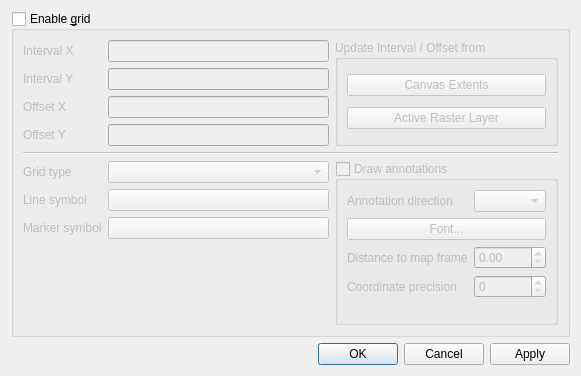
Before: the Qt Designer form src/ui/qgsdecorationgriddialog.ui in kadas-albireo/kadas-albireo, drawn with Qt 5.
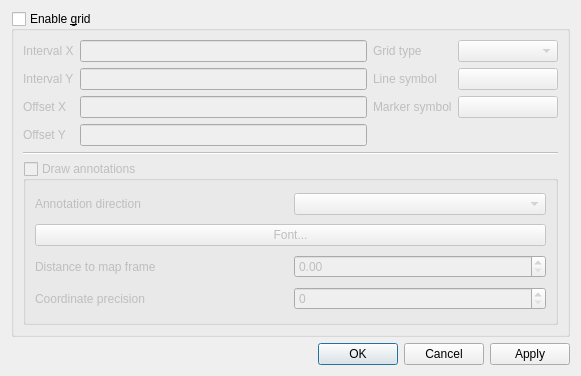
After: the same form once the commit is applied.

Commit message: Remove update interval buttons from grid dialog

What changed in the file:
```diff
--- a/src/ui/qgsdecorationgriddialog.ui
+++ b/src/ui/qgsdecorationgriddialog.ui
@@ -29,65 +29,7 @@
       <bool>false</bool>
      </property>
      <layout class="QGridLayout" name="gridLayout_4">
-      <item row="2" column="0">
-       <widget class="QLabel" name="mOffsetXLabel">
-        <property name="text">
-         <string>Offset X</string>
-        </property>
-        <property name="wordWrap">
-         <bool>true</bool>
-        </property>
-       </widget>
-      </item>
-      <item row="6" column="1">
-       <widget class="QComboBox" name="mGridTypeComboBox">
-        <property name="sizePolicy">
-         <sizepolicy hsizetype="Minimum" vsizetype="Fixed">
-          <horstretch>0</horstretch>
-          <verstretch>0</verstretch>
-         </sizepolicy>
-        </property>
-        <property name="minimumSize">
-         <size>
-          <width>100</width>
-          <height>0</height>
-         </size>
-        </property>
-       </widget>
-      </item>
-      <item row="8" column="0">
-       <widget class="QLabel" name="mMarkerSymbolLabel">
-        <property name="text">
-         <string>Marker symbol</string>
-        </property>
-       </widget>
-      </item>
-      <item row="7" column="1">
-       <widget class="QPushButton" name="mLineSymbolButton">
-        <property name="enabled">
-         <bool>false</bool>
-        </property>
-        <property name="sizePolicy">
-         <sizepolicy hsizetype="Minimum" vsizetype="Preferred">
-          <horstretch>0</horstretch>
-          <verstretch>0</verstretch>
-         </sizepolicy>
-        </property>
-        <property name="minimumSize">
-         <size>
-          <width>100</width>
-          <height>0</height>
-         </size>
-        </property>
-        <property name="text">
-         <string/>
-        </property>
-       </widget>
-      </item>
-      <item row="0" column="1">
-       <widget class="QLineEdit" name="mIntervalXEdit"/>
-      </item>
-      <item row="7" column="0">
+      <item row="1" column="2">
        <widget class="QLabel" name="mLineSymbolLabel">
         <property name="text">
          <string>Line symbol</string>
@@ -97,72 +39,17 @@
         </property>
        </widget>
       </item>
-      <item row="1" column="0">
-       <widget class="QLabel" name="mIntervalYLabel">
-        <property name="text">
-         <string>Interval Y</string>
-        </property>
-        <property name="wordWrap">
-         <bool>true</bool>
-        </property>
-       </widget>
+      <item row="3" column="1">
+       <widget class="QLineEdit" name="mOffsetYEdit"/>
       </item>
-      <item row="9" column="1">
-       <spacer name="verticalSpacer">
-        <property name="orientation">
-         <enum>Qt::Vertical</enum>
-        </property>
-        <property name="sizeHint" stdset="0">
-         <size>
-          <width>20</width>
-          <height>40</height>
-         </size>
-        </property>
-       </spacer>
-      </item>
-      <item row="5" column="0" colspan="4">
-       <widget class="Line" name="line">
-        <property name="orientation">
-         <enum>Qt::Horizontal</enum>
-        </property>
-       </widget>
-      </item>
-      <item row="2" column="1">
-       <widget class="QLineEdit" name="mOffsetXEdit"/>
-      </item>
-      <item row="8" column="1">
-       <widget class="QPushButton" name="mMarkerSymbolButton">
-        <property name="enabled">
-         <bool>false</bool>
-        </property>
-        <property name="sizePolicy">
-         <sizepolicy hsizetype="Minimum" vsizetype="Preferred">
-          <horstretch>0</horstretch>
-          <verstretch>0</verstretch>
-         </sizepolicy>
-        </property>
-        <property name="minimumSize">
-         <size>
-          <width>100</width>
-          <height>0</height>
-         </size>
-        </property>
+      <item row="2" column="2">
+       <widget class="QLabel" name="mMarkerSymbolLabel">
         <property name="text">
-         <string/>
+         <string>Marker symbol</string>
         </property>
        </widget>
       </item>
-      <item row="0" column="0">
-       <widget class="QLabel" name="mIntervalXLabel">
-        <property name="text">
-         <string>Interval X</string>
-        </property>
-        <property name="wordWrap">
-         <bool>true</bool>
-        </property>
-       </widget>
-      </item>
-      <item row="6" column="0">
+      <item row="0" column="2">
        <widget class="QLabel" name="mGridTypeLabel">
         <property name="accessibleName">
          <string extracomment="Hello translotor"/>
@@ -175,7 +62,7 @@
         </property>
        </widget>
       </item>
-      <item row="6" column="2" rowspan="5" colspan="2">
+      <item row="6" column="0" rowspan="5" colspan="4">
        <widget class="QGroupBox" name="mDrawAnnotationCheckBox">
         <property name="title">
          <string>Draw annotations</string>
@@ -193,10 +80,27 @@
          <property name="sizeConstraint">
           <enum>QLayout::SetMinimumSize</enum>
          </property>
-         <item row="0" column="1">
+         <item row="1" column="1" colspan="2">
+          <widget class="QPushButton" name="mAnnotationFontButton">
+           <property name="text">
+            <string>Font...</string>
+           </property>
+          </widget>
+         </item>
+         <item row="3" column="2">
+          <widget class="QSpinBox" name="mCoordinatePrecisionSpinBox"/>
+         </item>
+         <item row="2" column="1">
+          <widget class="QLabel" name="mDistanceToFrameLabel">
+           <property name="text">
+            <string>Distance to map frame</string>
+           </property>
+          </widget>
+         </item>
+         <item row="0" column="2">
           <widget class="QComboBox" name="mAnnotationDirectionComboBox"/>
          </item>
-         <item row="0" column="0">
+         <item row="0" column="1">
           <widget class="QLabel" name="mAnnotationDirectionLabel">
            <property name="frameShape">
             <enum>QFrame::NoFrame</enum>
@@ -206,52 +110,51 @@
            </property>
           </widget>
          </item>
-         <item row="2" column="0">
-          <widget class="QLabel" name="mDistanceToFrameLabel">
-           <property name="text">
-            <string>Distance to map frame</string>
-           </property>
-          </widget>
+         <item row="2" column="2">
+          <widget class="QDoubleSpinBox" name="mDistanceToMapFrameSpinBox"/>
          </item>
          <item row="3" column="1">
-          <widget class="QSpinBox" name="mCoordinatePrecisionSpinBox"/>
-         </item>
-         <item row="3" column="0">
           <widget class="QLabel" name="mCoordinatePrecisionLabel">
            <property name="text">
             <string>Coordinate precision</string>
            </property>
           </widget>
          </item>
-         <item row="2" column="1">
-          <widget class="QDoubleSpinBox" name="mDistanceToMapFrameSpinBox"/>
-         </item>
-         <item row="1" column="0" colspan="2">
-          <widget class="QPushButton" name="mAnnotationFontButton">
-           <property name="text">
-            <string>Font...</string>
-           </property>
-          </widget>
-         </item>
-         <item row="4" column="0" colspan="2">
-          <spacer name="verticalSpacer_2">
-           <property name="orientation">
-            <enum>Qt::Vertical</enum>
-           </property>
-           <property name="sizeHint" stdset="0">
-            <size>
-             <width>20</width>
-             <height>40</height>
-            </size>
-           </property>
-          </spacer>
-         </item>
         </layout>
        </widget>
       </item>
       <item row="1" column="1">
        <widget class="QLineEdit" name="mIntervalYEdit"/>
       </item>
+      <item row="2" column="1">
+       <widget class="QLineEdit" name="mOffsetXEdit"/>
+      </item>
+      <item row="0" column="3">
+       <widget class="QComboBox" name="mGridTypeComboBox">
+        <property name="sizePolicy">
+         <sizepolicy hsizetype="Minimum" vsizetype="Fixed">
+          <horstretch>0</horstretch>
+          <verstretch>0</verstretch>
+         </sizepolicy>
+        </property>
+        <property name="minimumSize">
+         <size>
+          <width>100</width>
+          <height>0</height>
+         </size>
+        </property>
+       </widget>
+      </item>
+      <item row="2" column="0">
+       <widget class="QLabel" name="mOffsetXLabel">
+        <property name="text">
+         <string>Offset X</string>
+        </property>
+        <property name="wordWrap">
+         <bool>true</bool>
+        </property>
+       </widget>
+      </item>
       <item row="3" column="0">
        <widget class="QLabel" name="mOffsetYLabel">
         <property name="text">
@@ -262,30 +165,78 @@
         </property>
        </widget>
       </item>
-      <item row="3" column="1">
-       <widget class="QLineEdit" name="mOffsetYEdit"/>
+      <item row="0" column="1">
+       <widget class="QLineEdit" name="mIntervalXEdit"/>
       </item>
-      <item row="0" column="2" rowspan="4" colspan="2">
-       <widget class="QGroupBox" name="groupBox">
-        <property name="title">
-         <string>Update Interval / Offset from</string>
+      <item row="2" column="3">
+       <widget class="QPushButton" name="mMarkerSymbolButton">
+        <property name="enabled">
+         <bool>false</bool>
         </property>
-        <layout class="QGridLayout" name="gridLayout_2">
-         <item row="0" column="0">
-          <widget class="QPushButton" name="mPbtnUpdateFromExtents">
-           <property name="text">
-            <string>Canvas Extents</string>
-           </property>
-          </widget>
-         </item>
-         <item row="1" column="0">
-          <widget class="QPushButton" name="mPbtnUpdateFromLayer">
-           <property name="text">
-            <string>Active Raster Layer</string>
-           </property>
-          </widget>
-         </item>
-        </layout>
+        <property name="sizePolicy">
+         <sizepolicy hsizetype="Minimum" vsizetype="Preferred">
+          <horstretch>0</horstretch>
+          <verstretch>0</verstretch>
+         </sizepolicy>
+        </property>
+        <property name="minimumSize">
+         <size>
+          <width>100</width>
+          <height>0</height>
+         </size>
+        </property>
+        <property name="text">
+         <string/>
+        </property>
+       </widget>
+      </item>
+      <item row="1" column="0">
+       <widget class="QLabel" name="mIntervalYLabel">
+        <property name="text">
+         <string>Interval Y</string>
+        </property>
+        <property name="wordWrap">
+         <bool>true</bool>
+        </property>
+       </widget>
+      </item>
+      <item row="0" column="0">
+       <widget class="QLabel" name="mIntervalXLabel">
+        <property name="text">
+         <string>Interval X</string>
+        </property>
+        <property name="wordWrap">
+         <bool>true</bool>
+        </property>
+       </widget>
+      </item>
+      <item row="5" column="0" colspan="4">
+       <widget class="Line" name="line">
+        <property name="orientation">
+         <enum>Qt::Horizontal</enum>
+        </property>
+       </widget>
+      </item>
+      <item row="1" column="3">
+       <widget class="QPushButton" name="mLineSymbolButton">
+        <property name="enabled">
+         <bool>false</bool>
+        </property>
+        <property name="sizePolicy">
+         <sizepolicy hsizetype="Minimum" vsizetype="Preferred">
+          <horstretch>0</horstretch>
+          <verstretch>0</verstretch>
+         </sizepolicy>
+        </property>
+        <property name="minimumSize">
+         <size>
+          <width>100</width>
+          <height>0</height>
+         </size>
+        </property>
+        <property name="text">
+         <string/>
+        </property>
        </widget>
       </item>
      </layout>
```
Left out of the diff: 5 changed lines with no effect on the pictures.
